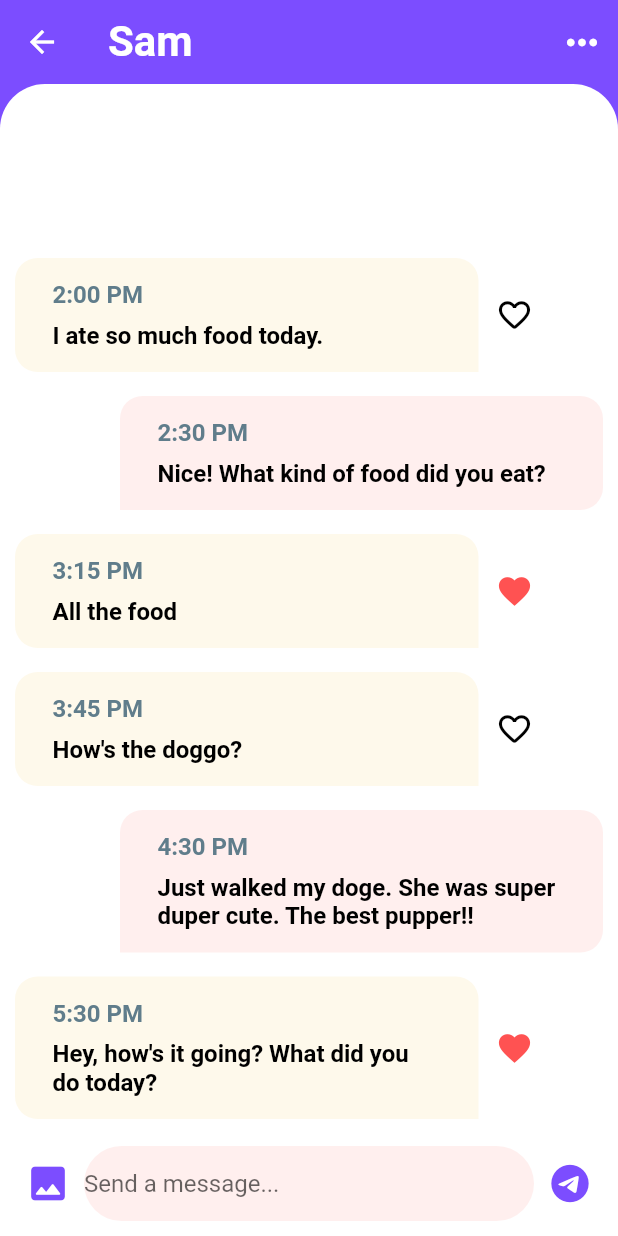
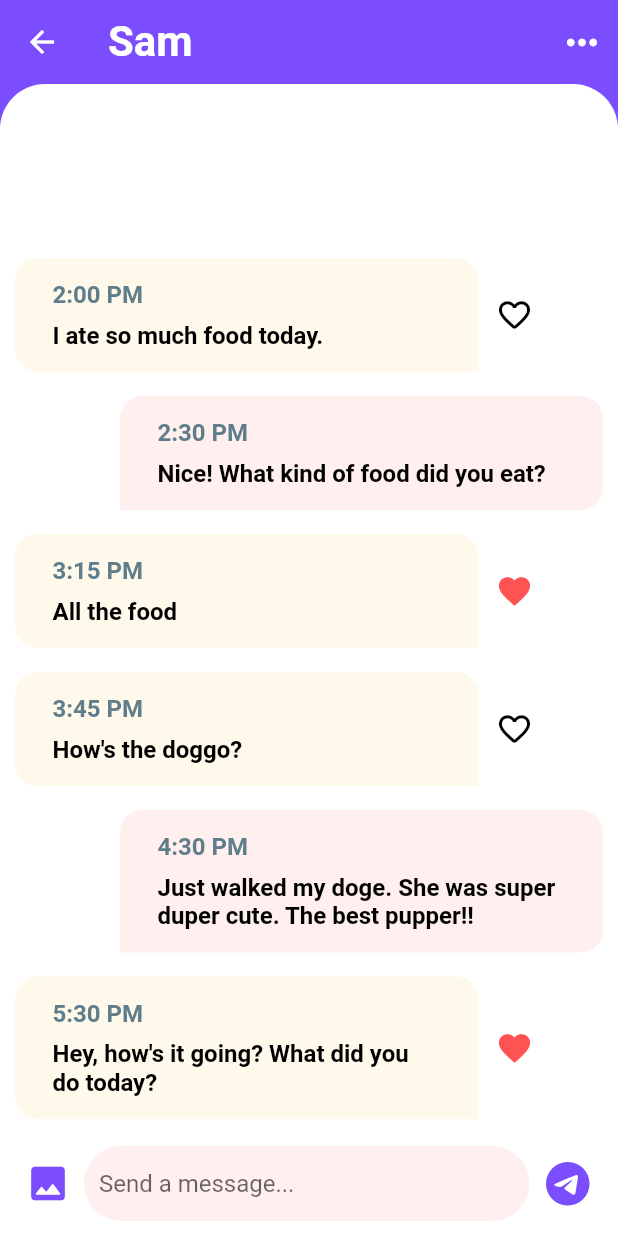
Before and after one commit to sanjudhritlahre/ichat-messenger-app, a Flutter app: the screen it shows after launch, after a tap on "Sam", on a phone screen of 412 x 824 dp. Run offline on Flutter 3.47's test engine with Material 2 defaults, Android fonts, the phone set to English and light mode, and no system bars; our stand-ins replace curved_navigation_bar.

Commit message:
Adding a curved navigation bar & modify ChatScreen

```diff
--- a/lib/main.dart
+++ b/lib/main.dart
@@ -1,5 +1,5 @@
 import 'package:flutter/material.dart';
-import 'package:ichat/screens/home_screen.dart';
+import 'package:ichat/widgets/navigation_bar.dart';
 
 void main() => runApp(const MyApp());
 
@@ -17,7 +17,7 @@ class MyApp extends StatelessWidget {
         primaryColor: Colors.white,
         primaryColorLight: Colors.deepPurpleAccent,
       ),
-      home: const HomeScreen(),
+      home: const HomeNavigationBar(),
     );
   }
 }
--- a/lib/screens/chat_screen.dart
+++ b/lib/screens/chat_screen.dart
@@ -109,9 +109,12 @@ class _ChatScreenState extends State<ChatScreen> {
                 color: const Color(0xFFFFEFEE),
                 borderRadius: BorderRadius.circular(30.0),
               ),
+              child: Padding(
+                padding: const EdgeInsets.only(left: 10.0),
                 child: Center(
                   child: TextField(
                     textCapitalization: TextCapitalization.sentences,
+                    textAlign: TextAlign.start,
                     onChanged: (value) {},
                     cursorColor: Colors.deepPurpleAccent,
                     decoration: const InputDecoration.collapsed(
@@ -121,9 +124,10 @@ class _ChatScreenState extends State<ChatScreen> {
                 ),
               ),
             ),
+          ),
            IconButton(
             icon: const Icon(Icons.telegram_rounded),
-            iconSize: 30.0,
+            iconSize: 35.0,
             color: Colors.deepPurpleAccent,
             onPressed: () {},
           ),
--- /dev/null
+++ b/lib/widgets/navigation_bar.dart
@@ -0,0 +1,92 @@
+import 'package:curved_navigation_bar/curved_navigation_bar.dart';
+import 'package:flutter/material.dart';
+import 'package:ichat/screens/home_screen.dart';
+import '../screens/profile_screen.dart';
+import '../screens/search_screen.dart';
+import '../screens/story_screen.dart';
+import '../screens/upload_screen.dart';
+
+class HomeNavigationBar extends StatefulWidget {
+  const HomeNavigationBar({Key? key}) : super(key: key);
+
+  @override
+  // ignore: library_private_types_in_public_api
+  _HomeNavigationBarState createState() => _HomeNavigationBarState();
+}
+
+class _HomeNavigationBarState extends State<HomeNavigationBar> {
+  final items = <Widget>[
+    const Icon(
+      Icons.wechat_rounded,
+      size: 25,
+    ),
+    const Icon(
+      Icons.auto_mode,
+      size: 25,
+    ),
+    const Icon(
+      Icons.add_circle_rounded,
+      size: 25,
+    ),
+    const Icon(
+      Icons.video_call_rounded,
+      size: 25,
+    ),
+    const Icon(
+      Icons.account_circle_rounded,
+      size: 25,
+    )
+  ];
+
+  int selectedIndex = 0;
+
+  @override
+  Widget build(BuildContext context) {
+    return Scaffold(
+      extendBody: true,
+      bottomNavigationBar: Theme(
+        data: Theme.of(context).copyWith(
+          iconTheme: const IconThemeData(color: Colors.white),
+        ),
+        child: CurvedNavigationBar(
+          height: 60.0,
+          backgroundColor: Colors.transparent,
+          buttonBackgroundColor: const Color.fromARGB(255, 255, 1, 107),
+          color: Colors.deepPurpleAccent,
+          animationCurve: Curves.easeInOut,
+          animationDuration: const Duration(milliseconds: 300),
+          items: items,
+          index: selectedIndex,
+          onTap: (selctedIndex) {
+            setState(() {
+              selectedIndex = selctedIndex;
+            });
+          },
+        ),
+      ),
+      body: Container(child: getSelectedWidget(index: selectedIndex)),
+    );
+  }
+
+  Widget getSelectedWidget({required int index}) {
+    Widget widget;
+    switch (index) {
+      case 0:
+        widget = const HomeScreen();
+        break;
+      case 1:
+        widget = const SearchPage();
+        break;
+      case 2:
+        widget = const UploadPage();
+        break;
+      case 3:
+        widget = const StoryPage();
+        break;
+      default:
+        widget = const ProfilePage();
+        break;
+    }
+    return widget;
+  }
+}
--- a/pubspec.yaml
+++ b/pubspec.yaml
@@ -34,6 +34,7 @@ dependencies:
   # The following adds the Cupertino Icons font to your application.
   # Use with the CupertinoIcons class for iOS style icons.
   cupertino_icons: ^1.0.2
+  curved_navigation_bar: ^1.0.3
 
 dev_dependencies:
   flutter_test:
```
Also changed, not shown: lib/screens/profile_screen.dart (added, +21 -0 lines), lib/screens/search_screen.dart (added, +21 -0 lines), lib/screens/story_screen.dart (added, +21 -0 lines), lib/screens/upload_screen.dart (added, +21 -0 lines), pubspec.lock. Lines whose indentation alone changed are shown as unchanged.
